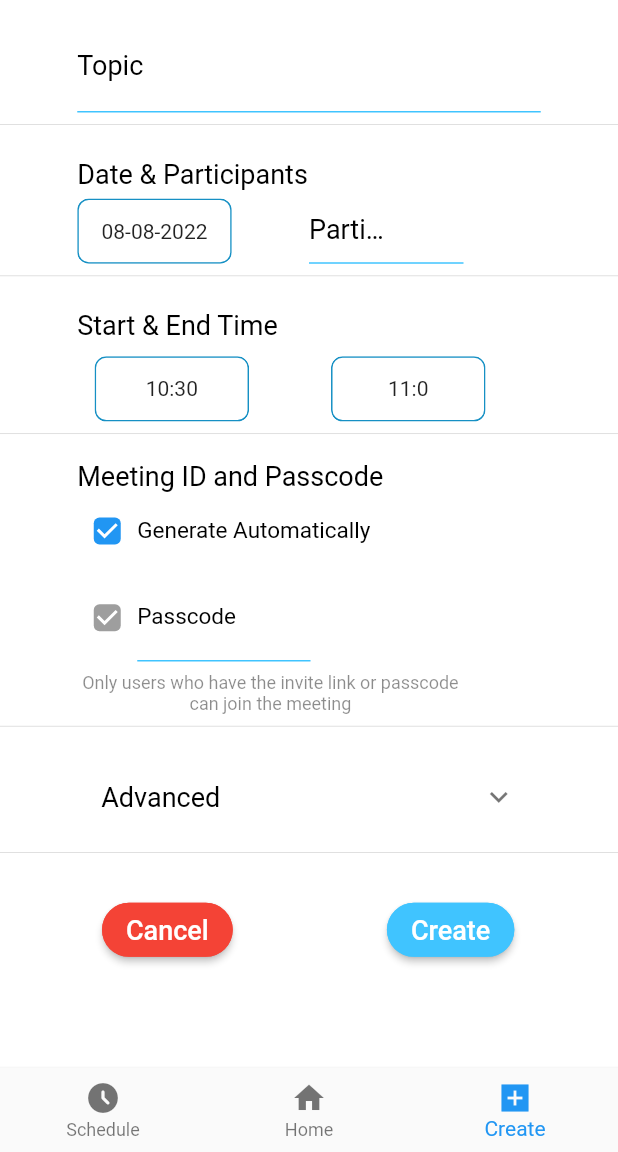
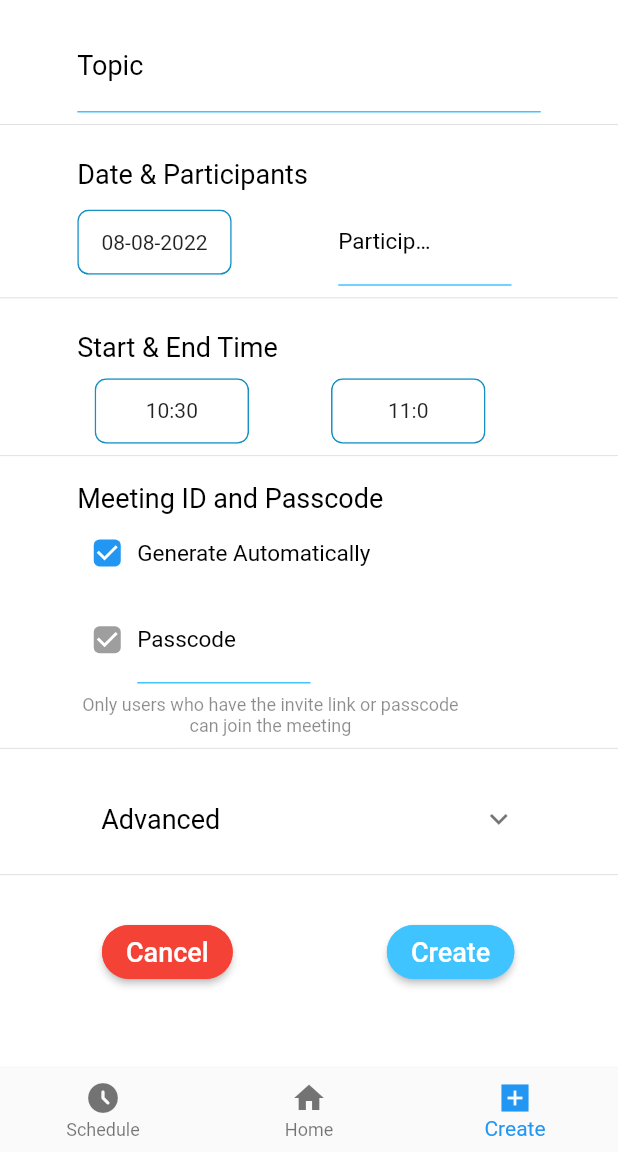
Before and after one commit to trungkien71297/sipsayuraLiveFlutter, a Flutter app: the ScheduleMeetingFormScreen screen opened by its route, on a phone screen of 412 x 824 dp, the part 84-1236 px from its top. Run offline on Flutter 3.47's test engine with Material 2 defaults, Android fonts, the phone set to English and light mode, and no system bars; our stand-ins replace awesome_dialog, bloc, cached_network_image, connectivity_plus, flutter_bloc, flutter_markdown and 10 more; missing offline and left inert: bottom_bar, day_night_switcher, flutter_foreground_plugin, flutter_webrtc, sip_ua; accounts and stored records are empty; Roboto replaces fonts that are missing (Oldenburg).

Commit message:
test commit

```diff
--- a/lib/presentation/schedule_meeting_form_screen/schedule_meeting_form_screen.dart
+++ b/lib/presentation/schedule_meeting_form_screen/schedule_meeting_form_screen.dart
@@ -234,15 +234,70 @@ class ScheduleMeetingFormScreen
                                     ),
                                   ),
                                 ),
+                                // Container(
+                                //   padding: EdgeInsets.only(
+                                //     left: MediaQuery.of(context).size.width / 8,
+                                //   ),
+                                //   height: getVerticalSize(
+                                //     30.00,
+                                //   ),
+                                //   width:
+                                //       MediaQuery.of(context).size.width * 3 / 8,
+                                //   child: TextFormField(
+                                //     keyboardType: TextInputType.number,
+                                //     // onFieldSubmitted: (value) {
+                                //     //   onTapBtnSave(context);
+                                //     // },
+                                //     textInputAction: TextInputAction.next,
+                                //     focusNode: FocusNode(),
+                                //     validator: (value) {
+                                //       if (value == null || value.isEmpty) {
+                                //         return 'Please enter some text';
+                                //       } else if (int.parse(value) >
+                                //           controller.maxParticipantLimit) {
+                                //         return 'Participant count exited try lower.';
+                                //       }
+                                //       return null;
+                                //     },
+                                //     controller:
+                                //         controller.participantstxtController,
+                                //     decoration: InputDecoration(
+                                //       suffixIcon: IconButton(
+                                //         icon: controller
+                                //                 .participantstxtController
+                                //                 .text
+                                //                 .isEmpty
+                                //             ? SizedBox()
+                                //             : Icon(Icons.clear),
+                                //         onPressed: () => controller
+                                //             .participantstxtController
+                                //             .clear(),
+                                //       ),
+                                //       labelText: "Participants",
+                                //       labelStyle: TextStyle(
+                                //         fontSize: 18,
+                                //         color: Colors.black,
+                                //       ),
+                                //       enabledBorder: UnderlineInputBorder(
+                                //         borderSide: BorderSide(
+                                //             color: Colors.lightBlueAccent),
+                                //       ),
+                                //       focusedBorder: UnderlineInputBorder(
+                                //         borderSide: BorderSide(
+                                //             color: Colors.lightBlueAccent),
+                                //       ),
+                                //     ),
+                                //   ),
+                                // ),
+                                Expanded(
+                                  child: Row(
+                                    mainAxisAlignment:
+                                        MainAxisAlignment.spaceEvenly,
+                                    children: [
                                       Container(
-                                  padding: EdgeInsets.only(
-                                    left: MediaQuery.of(context).size.width / 8,
+                                        width: getHorizontalSize(
+                                          60.00,
                                         ),
-                                  height: getVerticalSize(
-                                    30.00,
-                                  ),
-                                  width:
-                                      MediaQuery.of(context).size.width * 3 / 8,
                                         child: TextFormField(
                                           keyboardType: TextInputType.number,
                                           // onFieldSubmitted: (value) {
@@ -251,16 +306,18 @@ class ScheduleMeetingFormScreen
                                           textInputAction: TextInputAction.next,
                                           focusNode: FocusNode(),
                                           validator: (value) {
-                                      if (value == null || value.isEmpty) {
+                                            if (value == null ||
+                                                value.isEmpty) {
                                               return 'Please enter some text';
                                             } else if (int.parse(value) >
-                                          controller.maxParticipantLimit) {
+                                                controller
+                                                    .maxParticipantLimit) {
                                               return 'Participant count exited try lower.';
                                             }
                                             return null;
                                           },
-                                    controller:
-                                        controller.participantstxtController,
+                                          controller: controller
+                                              .participantstxtController,
                                           decoration: InputDecoration(
                                             suffixIcon: IconButton(
                                               icon: controller
@@ -275,20 +332,36 @@ class ScheduleMeetingFormScreen
                                             ),
                                             labelText: "Participants",
                                             labelStyle: TextStyle(
-                                        fontSize: 18,
+                                              fontSize: 15,
                                               color: Colors.black,
                                             ),
                                             enabledBorder: UnderlineInputBorder(
                                               borderSide: BorderSide(
-                                            color: Colors.lightBlueAccent),
+                                                  color:
+                                                      Colors.lightBlueAccent),
                                             ),
                                             focusedBorder: UnderlineInputBorder(
                                               borderSide: BorderSide(
-                                            color: Colors.lightBlueAccent),
+                                                  color:
+                                                      Colors.lightBlueAccent),
                                             ),
                                           ),
                                         ),
-                                )
+                                      ),
+                                    ],
+                                  ),
+                                  // child: Text(
+                                  //   "msg_personal_meetin".tr,
+                                  //   textAlign: TextAlign.left,
+                                  //   style: AppStyle
+                                  //       .textstylemontserratromanregular92
+                                  //       .copyWith(
+                                  //     fontSize: getFontSize(
+                                  //       9,
+                                  //     ),
+                                  //   ),
+                                  // ),
+                                ),
                               ],
                             ),
                           ),
```
Lines whose indentation alone changed are shown as unchanged.
